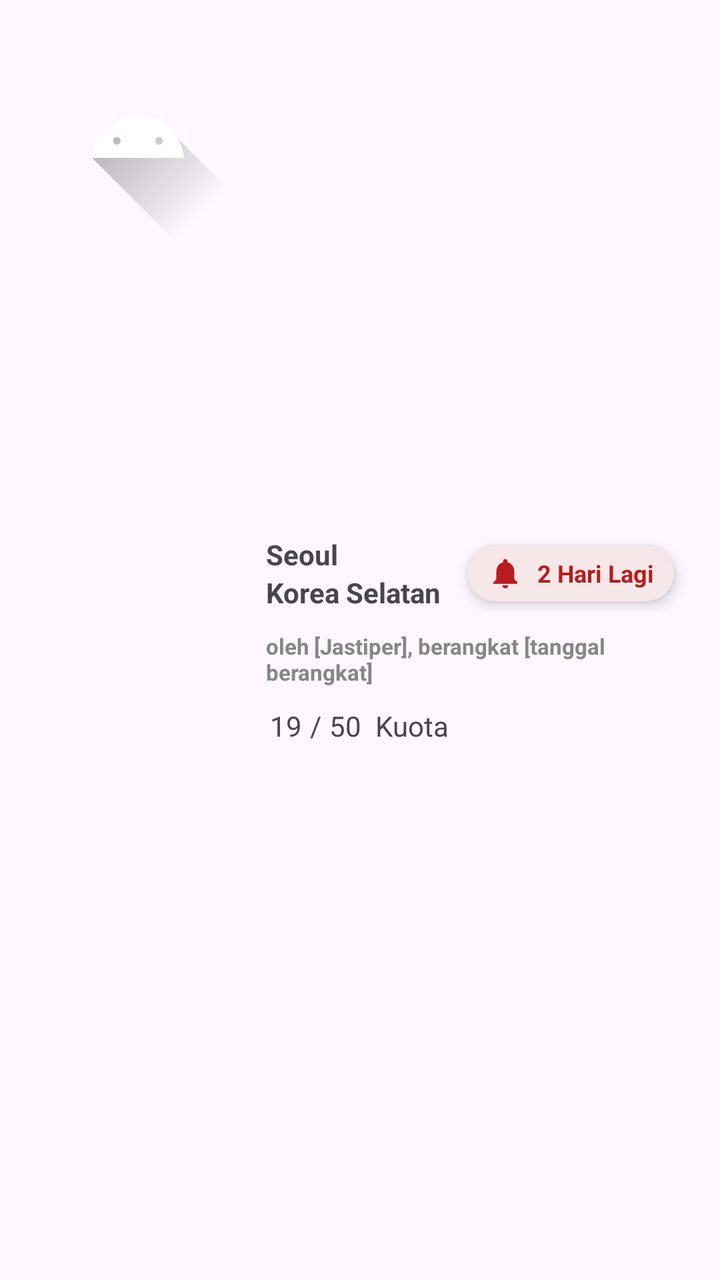
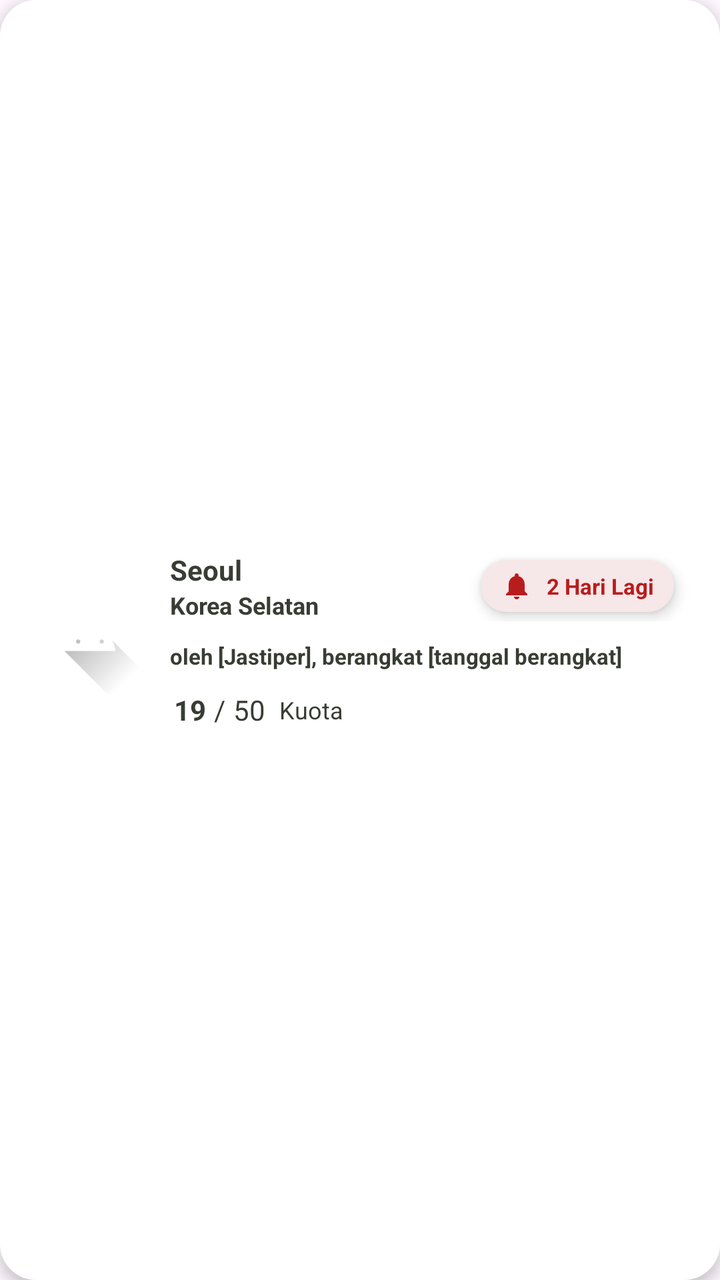

The first picture is an Android layout as it rendered before a commit; the second is the same layout after the commit. The layout source and the unified diff follow.
<!-- AndroidManifest.xml: application theme Theme.JastipGo -->
<!-- res/layout/home_trip_layout.xml -->
<?xml version="1.0" encoding="utf-8"?>
<LinearLayout xmlns:android="http://schemas.android.com/apk/res/android"
    xmlns:app="http://schemas.android.com/apk/res-auto"
    android:layout_width="wrap_content"
    android:layout_height="wrap_content"
    android:elevation="8dp"
    android:padding="15dp">

    <ImageView
        android:id="@+id/imageView6"
        android:layout_width="wrap_content"
        android:layout_height="wrap_content"
        app:srcCompat="@drawable/ic_launcher_foreground" />

    <LinearLayout
        android:layout_width="wrap_content"
        android:layout_height="match_parent"
        android:layout_weight="1"
        android:gravity="center_vertical"
        android:orientation="vertical"
        android:paddingLeft="10dp">

        <LinearLayout
            android:layout_width="match_parent"
            android:layout_height="wrap_content"
            android:layout_marginBottom="10dp"
            android:clipChildren="false"
            android:clipToPadding="false"
            android:gravity="center_vertical"
            android:orientation="horizontal"
            android:paddingRight="8dp">

            <LinearLayout
                android:layout_width="wrap_content"
                android:layout_height="wrap_content"
                android:layout_weight="1"
                android:orientation="vertical">

                <TextView
                    android:id="@+id/textView19"
                    android:layout_width="wrap_content"
                    android:layout_height="wrap_content"
                    android:layout_weight="1"
                    android:text="Seoul"
                    android:textStyle="bold" />

                <TextView
                    android:id="@+id/textView24"
                    android:layout_width="match_parent"
                    android:layout_height="wrap_content"
                    android:layout_weight="1"
                    android:text="Korea Selatan"
                    android:textStyle="bold" />

            </LinearLayout>

            <LinearLayout
                android:layout_width="wrap_content"
                android:layout_height="wrap_content"
                android:background="@drawable/bg_circle_pink"
                android:elevation="4dp"
                android:gravity="center_vertical"
                android:orientation="horizontal"
                android:paddingHorizontal="10dp"
                android:paddingVertical="5dp">

                <ImageView
                    android:id="@+id/imageView7"
                    android:layout_width="18dp"
                    android:layout_height="18dp"
                    android:tint="#b91c1c"
                    app:srcCompat="@drawable/ic_notifications_24" />

                <TextView
                    android:id="@+id/textView20"
                    android:layout_width="wrap_content"
                    android:layout_height="wrap_content"
                    android:layout_marginLeft="2dp"
                    android:paddingLeft="5dp"
                    android:text="2 Hari Lagi"
                    android:textColor="#b91c1c"
                    android:textSize="12sp"
                    android:textStyle="bold" />
            </LinearLayout>

        </LinearLayout>

        <TextView
            android:id="@+id/textView21"
            android:layout_width="match_parent"
            android:layout_height="wrap_content"
            android:layout_marginBottom="10dp"
            android:text="oleh [Jastiper], berangkat [tanggal berangkat]"
            android:textColor="#868686"
            android:textSize="11sp"
            android:textStyle="bold" />

        <LinearLayout
            android:layout_width="match_parent"
            android:layout_height="wrap_content"
            android:orientation="horizontal">

            <LinearLayout
                android:layout_width="wrap_content"
                android:layout_height="wrap_content"
                android:orientation="horizontal">

                <TextView
                    android:id="@+id/textView22"
                    android:layout_width="wrap_content"
                    android:layout_height="wrap_content"
                    android:paddingHorizontal="2dp"
                    android:text="19" />

                <TextView
                    android:id="@+id/textView26"
                    android:layout_width="wrap_content"
                    android:layout_height="wrap_content"
                    android:paddingHorizontal="2dp"
                    android:text="/" />

                <TextView
                    android:id="@+id/textView25"
                    android:layout_width="wrap_content"
                    android:layout_height="wrap_content"
                    android:text="50"
                    android:paddingHorizontal="2dp" />
            </LinearLayout>

            <TextView
                android:id="@+id/textView23"
                android:layout_width="wrap_content"
                android:layout_height="wrap_content"
                android:layout_marginLeft="5dp"
                android:layout_weight="1"
                android:text="Kuota" />
        </LinearLayout>

    </LinearLayout>

</LinearLayout>
<!-- resources referenced by this layout -->
<resources>
  <!-- drawable bg_circle_pink (drawable) -->
  <?xml version="1.0" encoding="utf-8"?>
  <shape xmlns:android="http://schemas.android.com/apk/res/android">
      <solid android:color="#f6e7e9"/>
      <corners android:radius="50dp"/>
  </shape>
  <!-- drawable ic_launcher_foreground (drawable) -->
  <vector xmlns:android="http://schemas.android.com/apk/res/android"
      xmlns:aapt="http://schemas.android.com/aapt"
      android:width="108dp"
      android:height="108dp"
      android:viewportWidth="108"
      android:viewportHeight="108">
      <path android:pathData="M31,63.928c0,0 6.4,-11 12.1,-13.1c7.2,-2.6 26,-1.4 26,-1.4l38.1,38.1L107,108.928l-32,-1L31,63.928z">
          <aapt:attr name="android:fillColor">
              <gradient
                  android:endX="85.84757"
                  android:endY="92.4963"
                  android:startX="42.9492"
                  android:startY="49.59793"
                  android:type="linear">
                  <item
                      android:color="#44000000"
                      android:offset="0.0" />
                  <item
                      android:color="#00000000"
                      android:offset="1.0" />
              </gradient>
          </aapt:attr>
      </path>
      <path
          android:fillColor="#FFFFFF"
          android:fillType="nonZero"
          android:pathData="M65.3,45.828l3.8,-6.6c0.2,-0.4 0.1,-0.9 -0.3,-1.1c-0.4,-0.2 -0.9,-0.1 -1.1,0.3l-3.9,6.7c-6.3,-2.8 -13.4,-2.8 -19.7,0l-3.9,-6.7c-0.2,-0.4 -0.7,-0.5 -1.1,-0.3C38.8,38.328 38.7,38.828 38.9,39.228l3.8,6.6C36.2,49.428 31.7,56.028 31,63.928h46C76.3,56.028 71.8,49.428 65.3,45.828zM43.4,57.328c-0.8,0 -1.5,-0.5 -1.8,-1.2c-0.3,-0.7 -0.1,-1.5 0.4,-2.1c0.5,-0.5 1.4,-0.7 2.1,-0.4c0.7,0.3 1.2,1 1.2,1.8C45.3,56.528 44.5,57.328 43.4,57.328L43.4,57.328zM64.6,57.328c-0.8,0 -1.5,-0.5 -1.8,-1.2s-0.1,-1.5 0.4,-2.1c0.5,-0.5 1.4,-0.7 2.1,-0.4c0.7,0.3 1.2,1 1.2,1.8C66.5,56.528 65.6,57.328 64.6,57.328L64.6,57.328z"
          android:strokeWidth="1"
          android:strokeColor="#00000000" />
  </vector>
  <!-- drawable ic_notifications_24 (drawable) -->
  <vector xmlns:android="http://schemas.android.com/apk/res/android" android:height="24dp" android:tint="#000000" android:viewportHeight="24" android:viewportWidth="24" android:width="24dp">
        
      <path android:fillColor="@android:color/white" android:pathData="M12,22c1.1,0 2,-0.9 2,-2h-4c0,1.1 0.89,2 2,2zM18,16v-5c0,-3.07 -1.64,-5.64 -4.5,-6.32L13.5,4c0,-0.83 -0.67,-1.5 -1.5,-1.5s-1.5,0.67 -1.5,1.5v0.68C7.63,5.36 6,7.92 6,11v5l-2,2v1h16v-1l-2,-2z"/>
      
  </vector>
  <style name="Theme.JastipGo" parent="Base.Theme.JastipGo" />
  <style name="Base.Theme.JastipGo" parent="Theme.Material3.DayNight.NoActionBar">
          
          
      </style>
</resources>

<!-- the commit's change to res/layout/home_trip_layout.xml (unified diff, before → after) -->
@@ -1,20 +1,25 @@
 <?xml version="1.0" encoding="utf-8"?>
 <LinearLayout xmlns:android="http://schemas.android.com/apk/res/android"
     xmlns:app="http://schemas.android.com/apk/res-auto"
-    android:layout_width="wrap_content"
+    android:layout_width="match_parent"
     android:layout_height="wrap_content"
-    android:elevation="8dp"
+    android:layout_marginHorizontal="10dp"
+    android:layout_marginVertical="6dp"
+    android:background="@drawable/bg_rounded_white"
+    android:elevation="4dp"
+    android:gravity="center_vertical"
     android:padding="15dp">
 
     <ImageView
         android:id="@+id/imageView6"
-        android:layout_width="wrap_content"
-        android:layout_height="wrap_content"
+        android:layout_width="60dp"
+        android:layout_height="60dp"
+        android:scaleType="centerCrop"
         app:srcCompat="@drawable/ic_launcher_foreground" />
 
     <LinearLayout
-        android:layout_width="wrap_content"
-        android:layout_height="match_parent"
+        android:layout_width="0dp"
+        android:layout_height="wrap_content"
         android:layout_weight="1"
         android:gravity="center_vertical"
         android:orientation="vertical"
@@ -31,7 +36,7 @@
             android:paddingRight="8dp">
 
             <LinearLayout
-                android:layout_width="wrap_content"
+                android:layout_width="0dp"
                 android:layout_height="wrap_content"
                 android:layout_weight="1"
                 android:orientation="vertical">
@@ -40,16 +45,17 @@
                     android:id="@+id/textView19"
                     android:layout_width="wrap_content"
                     android:layout_height="wrap_content"
-                    android:layout_weight="1"
                     android:text="Seoul"
+                    android:textColor="#383d34"
                     android:textStyle="bold" />
 
                 <TextView
                     android:id="@+id/textView24"
                     android:layout_width="match_parent"
                     android:layout_height="wrap_content"
-                    android:layout_weight="1"
                     android:text="Korea Selatan"
+                    android:textColor="#383d34"
+                    android:textSize="12sp"
                     android:textStyle="bold" />
 
             </LinearLayout>
@@ -66,8 +72,8 @@
 
                 <ImageView
                     android:id="@+id/imageView7"
-                    android:layout_width="18dp"
-                    android:layout_height="18dp"
+                    android:layout_width="16dp"
+                    android:layout_height="16dp"
                     android:tint="#b91c1c"
                     app:srcCompat="@drawable/ic_notifications_24" />
 
@@ -79,7 +85,7 @@
                     android:paddingLeft="5dp"
                     android:text="2 Hari Lagi"
                     android:textColor="#b91c1c"
-                    android:textSize="12sp"
+                    android:textSize="11sp"
                     android:textStyle="bold" />
             </LinearLayout>
 
@@ -91,13 +97,14 @@
             android:layout_height="wrap_content"
             android:layout_marginBottom="10dp"
             android:text="oleh [Jastiper], berangkat [tanggal berangkat]"
-            android:textColor="#868686"
+            android:textColor="#383d34"
             android:textSize="11sp"
             android:textStyle="bold" />
 
         <LinearLayout
             android:layout_width="match_parent"
             android:layout_height="wrap_content"
+            android:gravity="center_vertical"
             android:orientation="horizontal">
 
             <LinearLayout
@@ -110,21 +117,25 @@
                     android:layout_width="wrap_content"
                     android:layout_height="wrap_content"
                     android:paddingHorizontal="2dp"
-                    android:text="19" />
+                    android:text="19"
+                    android:textColor="#383d34"
+                    android:textStyle="bold" />
 
                 <TextView
                     android:id="@+id/textView26"
                     android:layout_width="wrap_content"
                     android:layout_height="wrap_content"
                     android:paddingHorizontal="2dp"
-                    android:text="/" />
+                    android:text="/"
+                    android:textColor="#383d34" />
 
                 <TextView
                     android:id="@+id/textView25"
                     android:layout_width="wrap_content"
                     android:layout_height="wrap_content"
+                    android:paddingHorizontal="2dp"
                     android:text="50"
-                    android:paddingHorizontal="2dp" />
+                    android:textColor="#383d34" />
             </LinearLayout>
 
             <TextView
@@ -133,7 +144,9 @@
                 android:layout_height="wrap_content"
                 android:layout_marginLeft="5dp"
                 android:layout_weight="1"
-                android:text="Kuota" />
+                android:text="Kuota"
+                android:textColor="#383d34"
+                android:textSize="12sp" />
         </LinearLayout>
 
     </LinearLayout>
<!-- resource entries referenced after the edit -->
@@ -5,6 +5,12 @@
   <shape xmlns:android="http://schemas.android.com/apk/res/android">
       <solid android:color="#f6e7e9"/>
       <corners android:radius="50dp"/>
+  </shape>
+  <!-- drawable bg_rounded_white (drawable) -->
+  <?xml version="1.0" encoding="utf-8"?>
+  <shape xmlns:android="http://schemas.android.com/apk/res/android">
+      <solid android:color="#FFFFFF"/>
+      <corners android:radius="18dp"/>
   </shape>
   <!-- drawable ic_launcher_foreground (drawable) -->
   <vector xmlns:android="http://schemas.android.com/apk/res/android"
